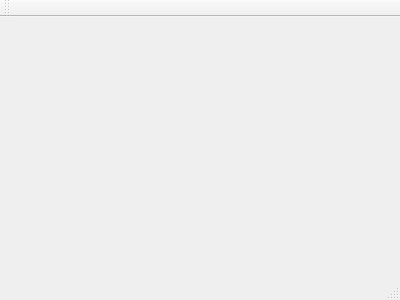
Above: mainwindow.ui from pok3r-custom/Pok3rConf before the change. Below: the same form after it.
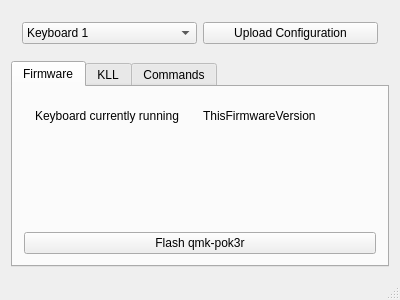
That is the form after the change.

Commit message: init ui layout

The edit to the form file:
```diff
--- a/mainwindow.ui
+++ b/mainwindow.ui
@@ -12,13 +12,141 @@
   <property name="windowTitle" >
    <string>MainWindow</string>
   </property>
-  <widget class="QMenuBar" name="menuBar" />
-  <widget class="QToolBar" name="mainToolBar" />
-  <widget class="QWidget" name="centralWidget" />
-  <widget class="QStatusBar" name="statusBar" />
+  <widget class="QWidget" name="centralWidget">
+   <layout class="QVBoxLayout" name="verticalLayout">
+    <item>
+     <widget class="QWidget" name="widget" native="true">
+      <layout class="QHBoxLayout" name="horizontalLayout">
+       <item>
+        <widget class="QComboBox" name="keyboardSelect">
+         <item>
+          <property name="text">
+           <string>Keyboard 1</string>
+          </property>
+         </item>
+         <item>
+          <property name="text">
+           <string>Keyboard 2</string>
+          </property>
+         </item>
+        </widget>
+       </item>
+       <item>
+        <widget class="QPushButton" name="upload">
+         <property name="text">
+          <string>Upload Configuration</string>
+         </property>
+        </widget>
+       </item>
+      </layout>
+     </widget>
+    </item>
+    <item>
+     <widget class="QTabWidget" name="tabWidget">
+      <property name="currentIndex">
+       <number>0</number>
+      </property>
+      <widget class="QWidget" name="tab">
+       <attribute name="title">
+        <string>Firmware</string>
+       </attribute>
+       <layout class="QVBoxLayout" name="verticalLayout_3">
+        <item>
+         <widget class="QWidget" name="widget_2" native="true">
+          <layout class="QHBoxLayout" name="horizontalLayout_3">
+           <item>
+            <widget class="QLabel" name="label">
+             <property name="text">
+              <string>Keyboard currently running</string>
+             </property>
+            </widget>
+           </item>
+           <item>
+            <widget class="QLabel" name="firwareVersion">
+             <property name="text">
+              <string>ThisFirmwareVersion</string>
+             </property>
+            </widget>
+           </item>
+          </layout>
+         </widget>
+        </item>
+        <item>
+         <spacer name="verticalSpacer">
+          <property name="orientation">
+           <enum>Qt::Vertical</enum>
+          </property>
+          <property name="sizeHint" stdset="0">
+           <size>
+            <width>20</width>
+            <height>40</height>
+           </size>
+          </property>
+         </spacer>
+        </item>
+        <item>
+         <widget class="QPushButton" name="flash">
+          <property name="text">
+           <string>Flash qmk-pok3r</string>
+          </property>
+         </widget>
+        </item>
+       </layout>
+      </widget>
+      <widget class="QWidget" name="kll">
+       <attribute name="title">
+        <string>KLL</string>
+       </attribute>
+       <layout class="QVBoxLayout" name="verticalLayout_2">
+        <item>
+         <widget class="QPlainTextEdit" name="kllEdit"/>
+        </item>
+       </layout>
+      </widget>
+      <widget class="QWidget" name="commands">
+       <attribute name="title">
+        <string>Commands</string>
+       </attribute>
+       <layout class="QVBoxLayout" name="verticalLayout_4">
+        <item>
+         <widget class="QPushButton" name="reboot">
+          <property name="text">
+           <string>Reboot</string>
+          </property>
+         </widget>
+        </item>
+        <item>
+         <spacer name="verticalSpacer_2">
+          <property name="orientation">
+           <enum>Qt::Vertical</enum>
+          </property>
+          <property name="sizeHint" stdset="0">
+           <size>
+            <width>20</width>
+            <height>40</height>
+           </size>
+          </property>
+         </spacer>
+        </item>
+       </layout>
+      </widget>
+     </widget>
+    </item>
+   </layout>
+  </widget>
+  <widget class="QMenuBar" name="menuBar">
+   <property name="geometry">
+    <rect>
+     <x>0</x>
+     <y>0</y>
+     <width>400</width>
+     <height>21</height>
+    </rect>
+   </property>
+  </widget>
+  <widget class="QStatusBar" name="statusBar"/>
  </widget>
- <layoutDefault spacing="6" margin="11" />
- <pixmapfunction></pixmapfunction>
+ <layoutdefault spacing="6" margin="11"/>
  <resources/>
  <connections/>
 </ui>
```
Left out of the diff: 9 changed lines with no effect on the pictures.
